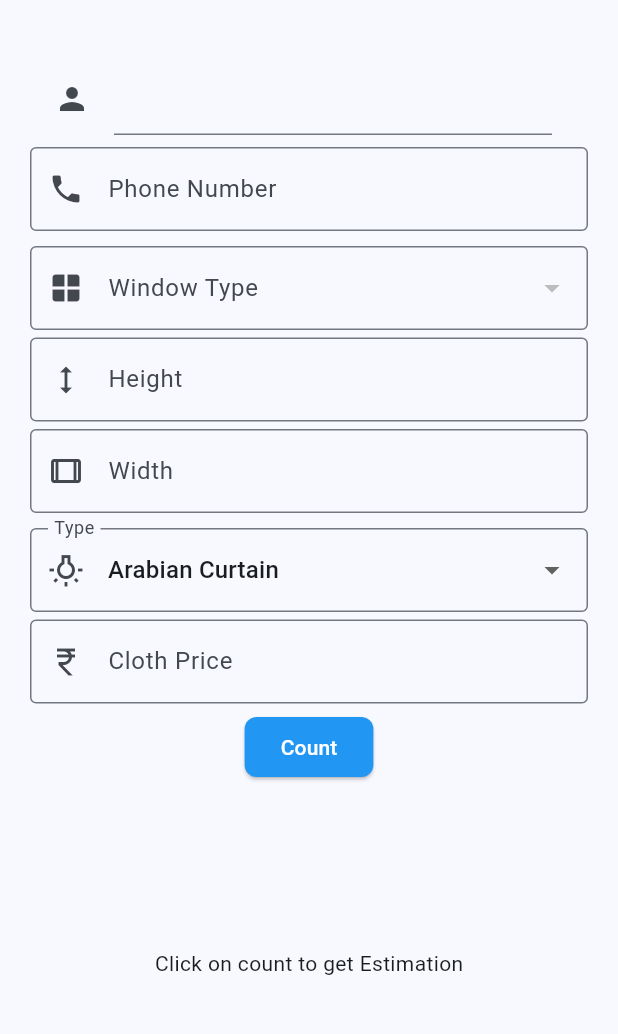
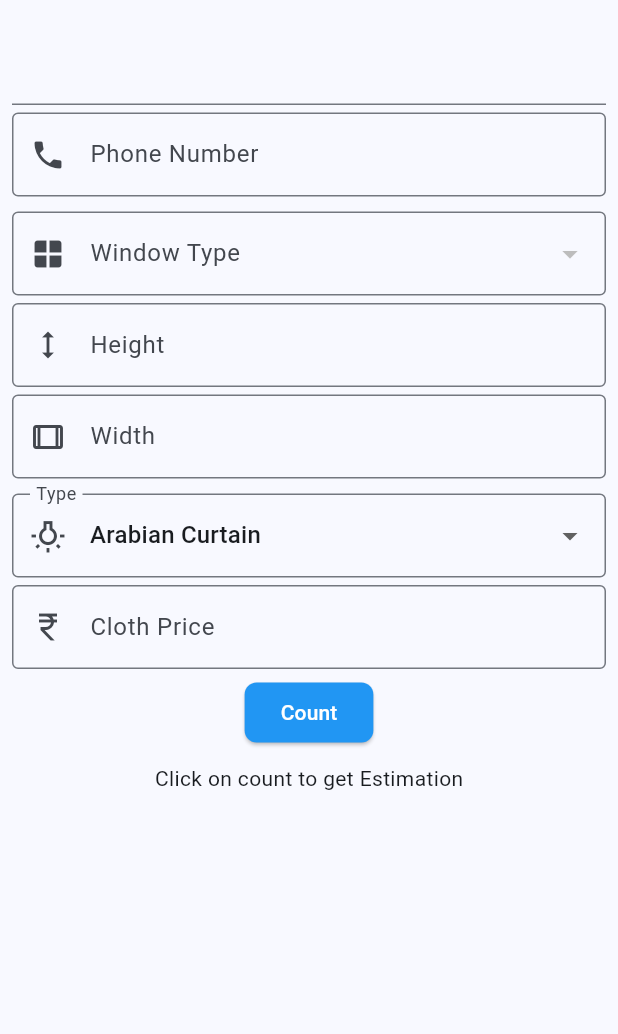
Before and after one commit to d8gohel/vidhi_curtain, a Flutter app: the HomeView screen opened by its route, after a tap on "Estimation", on a phone screen of 412 x 824 dp, the part 63-1097 px from its top. Run offline on Flutter 3.47's test engine with Material 3 defaults, Android fonts, the phone set to English and light mode, and no system bars; drawn by our look-alikes of flutter_typeahead; our stand-ins replace get, google_fonts, image_picker, logger, open_filex, supabase_flutter; missing offline and left inert: window_manager; accounts and stored records are empty; network calls fail.

Commit message:
ui fixes

```diff
--- a/lib/app/data/usermodel.dart
+++ b/lib/app/data/usermodel.dart
@@ -19,7 +19,7 @@ class UserModel {
     required this.zipCode,
   });
 
-  // Convert JSON data to a UserModel instance
+
   factory UserModel.fromJson(Map<String, dynamic> json) {
     return UserModel(
       id: json['id'],
--- a/lib/app/modules/Orders/views/orders_view.dart
+++ b/lib/app/modules/Orders/views/orders_view.dart
@@ -1,10 +1,7 @@
-// import 'package:dropdown_search/dropdown_search.dart';
-
 import 'package:flutter/material.dart';
 import 'package:flutter_typeahead/flutter_typeahead.dart';
 import 'package:get/get.dart';
 import 'package:vidhiadmin/app/data/windowmodel.dart';
-
 import 'package:vidhiadmin/app/modules/Orders/controllers/orders_controller.dart';
 import 'package:vidhiadmin/app/modules/utils/commontextfield.dart';
 import 'package:vidhiadmin/app/modules/utils/styles.dart';
@@ -21,18 +18,24 @@ class OrdersView extends StatelessWidget {
 
   @override
   Widget build(BuildContext context) {
+    final double screenHeight = MediaQuery.sizeOf(context).height;
+    final double keyboardHeight = MediaQuery.of(context).viewInsets.bottom;
+    print(keyboardHeight);
     return Scaffold(
       appBar: AppBar(title: Text('Vidhi Curtain')),
-      body: Padding(
-        padding: const EdgeInsets.all(20.0),
+      resizeToAvoidBottomInset: false,
+      body: SizedBox(
+        height: screenHeight - keyboardHeight - 100,
+
+        child: SingleChildScrollView(
+          child: Padding(
+            padding: const EdgeInsets.all(8.0),
             child: Column(
+              mainAxisSize: MainAxisSize.min,
               crossAxisAlignment: CrossAxisAlignment.center,
               children: [
-            ListTile(
-              leading: Icon(Icons.person),
-              title: TypeAheadField<String>(
+                TypeAheadField<String>(
                   controller: _nameController,
-
                   suggestionsCallback: (pattern) async {
                     var filteredData =
                         controller.users
@@ -43,7 +46,6 @@ class OrdersView extends StatelessWidget {
                             )
                             .map((user) => user.firstName)
                             .toList();
-
                     return filteredData;
                   },
                   itemBuilder: (context, String suggestion) {
@@ -64,11 +66,9 @@ class OrdersView extends StatelessWidget {
                     Get.forceAppUpdate();
                   },
                 ),
-            ),
-
+                SizedBox(height: 5),
                 CommonTextField(
                   controller: numbercontroller,
-
                   onchange: (value) {
                     controller.phoneNumber.value = value!;
                   },
@@ -90,7 +90,9 @@ class OrdersView extends StatelessWidget {
                         controller.selectedWindow!.height.toString();
                     widthcontroller.text =
                         controller.selectedWindow!.width.toString();
-                controller.height.value = double.parse(heightcontroller.text);
+                    controller.height.value = double.parse(
+                      heightcontroller.text,
+                    );
                     controller.width.value = double.parse(widthcontroller.text);
                     Get.forceAppUpdate();
                   },
@@ -100,7 +102,7 @@ class OrdersView extends StatelessWidget {
                       ) {
                         return DropdownMenuItem<WindowModel>(
                           value: window,
-                      child: Text(window.name), // Display the window name
+                          child: Text(window.name),
                         );
                       }).toList(),
                 ),
@@ -114,20 +116,16 @@ class OrdersView extends StatelessWidget {
                   textInputType: TextInputType.number,
                   controller: heightcontroller,
                 ),
-
                 CommonTextField(
                   label: 'Width',
                   iconData: Icons.width_full_outlined,
-
                   onchange: (value) {
                     controller.width.value = double.tryParse(value!) ?? 0.0;
                   },
                   textInputType: TextInputType.number,
                   controller: widthcontroller,
                 ),
-
                 SizedBox(height: 5),
-
                 DropdownButtonFormField<String>(
                   decoration: InputDecoration(
                     label: Text("Type"),
@@ -140,12 +138,14 @@ class OrdersView extends StatelessWidget {
                     Get.forceAppUpdate();
                   },
                   items: [
-                DropdownMenuItem(value: '120', child: Text('Arabian Curtain')),
+                    DropdownMenuItem(
+                      value: '120',
+                      child: Text('Arabian Curtain'),
+                    ),
                     DropdownMenuItem(value: '210', child: Text('Ring Curtain')),
                   ],
                 ),
                 SizedBox(height: 5),
-
                 TextField(
                   decoration: InputDecoration(
                     labelText: 'Cloth Price',
@@ -163,16 +163,19 @@ class OrdersView extends StatelessWidget {
                   style: Styles.buttonstyle,
                   child: Text('Count'),
                 ),
-
-            // Display Results
-            Expanded(
-              child: Obx(
+                SizedBox(height: 10),
+                Obx(
                   () =>
                       controller.tableData.isEmpty
                           ? Center(
                             child: Text("Click on count to get Estimation"),
                           )
                           : SingleChildScrollView(
+                            scrollDirection: Axis.horizontal,
+                            child: SingleChildScrollView(
+                              child: Container(
+                                decoration: BoxDecoration(border: Border.all()),
+                                margin: EdgeInsets.symmetric(horizontal: 5),
                                 child: DataTable(
                                   columns: [
                                     DataColumn(label: Text('Cost Type')),
@@ -199,7 +202,11 @@ class OrdersView extends StatelessWidget {
                               ),
                             ),
                           ),
+                ),
+                SizedBox(height: 20), // Add some space at the bottom
               ],
+            ),
+          ),
         ),
       ),
     );
--- a/lib/app/modules/Products/views/products_view.dart
+++ b/lib/app/modules/Products/views/products_view.dart
@@ -51,6 +51,7 @@ class ProductsView extends StatelessWidget {
             mainAxisSpacing: 10, // Space between rows
             childAspectRatio: 0.7, // Adjust the aspect ratio of each grid item
           ),
+          padding: EdgeInsets.symmetric(horizontal: 10),
           itemCount: controller.products.length,
           itemBuilder: (context, index) {
             final product = controller.products[index];
--- a/lib/app/modules/User/views/user_view.dart
+++ b/lib/app/modules/User/views/user_view.dart
@@ -35,7 +35,6 @@ class UserListScreen extends StatelessWidget {
                     // child: Text("Windows"),
                   ),
                   SizedBox(width: 8),
-                  Text("asdkfl"),
 
                   IconButton(
                     icon: Icon(Icons.edit, color: Colors.blue),
--- a/lib/app/modules/home/views/home_view.dart
+++ b/lib/app/modules/home/views/home_view.dart
@@ -20,7 +20,8 @@ class HomeView extends GetView<HomeController> {
 
     return Scaffold(
       appBar: AppBar(title: const Text('HomeView'), centerTitle: true),
-      body: Column(
+      body: SingleChildScrollView(
+        child: Column(
           children: [
             CardWidget(
               name: "User",
@@ -80,6 +81,7 @@ class HomeView extends GetView<HomeController> {
             ),
           ],
         ),
+      ),
     );
   }
 }
--- a/pubspec.yaml
+++ b/pubspec.yaml
@@ -46,6 +46,8 @@ dependencies:
   pdf: ^3.11.3
   dropdown_search: ^6.0.2
   flutter_typeahead: ^5.2.0
+  flutter_pdfview: ^1.4.0
+  open_filex: ^4.7.0
 
 
 
```
Also changed, not shown: lib/app/modules/Orders/controllers/orders_controller.dart (+27 -5 lines), lib/main.dart (+6 -5 lines), pubspec.lock, 1 other file. Lines whose indentation alone changed are shown as unchanged.
